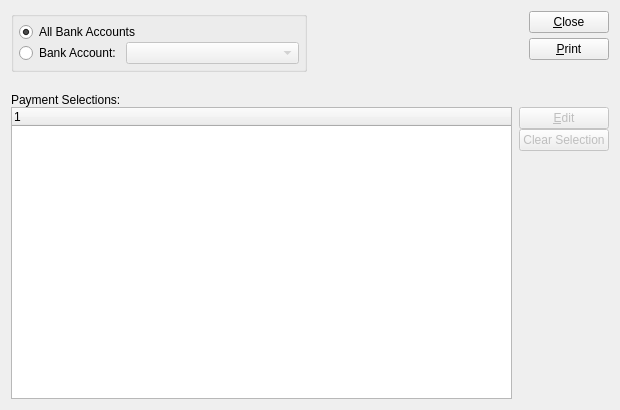
Before: the Qt Designer form guiclient/selectedPayments.ui in Pegasus-RPG/xtuple-client, drawn with Qt 5.
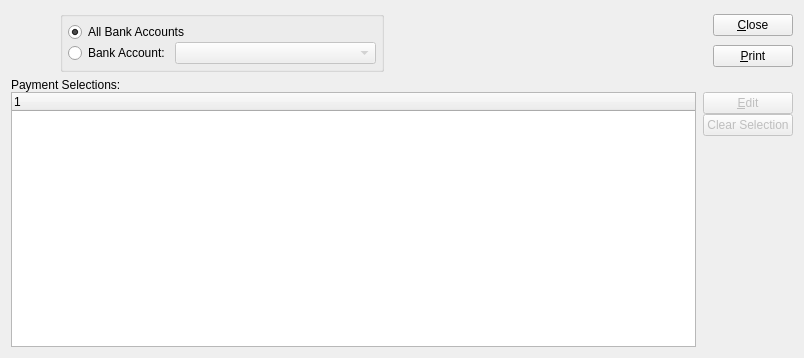
After: the same form once the commit is applied. Custom widgets are drawn as their Qt base class.

Patch:
```diff
--- a/guiclient/selectedPayments.ui
+++ b/guiclient/selectedPayments.ui
@@ -5,27 +5,47 @@
    <rect>
     <x>0</x>
     <y>0</y>
-    <width>620</width>
-    <height>410</height>
+    <width>804</width>
+    <height>358</height>
    </rect>
   </property>
   <property name="windowTitle" >
    <string>List Selected Payments</string>
   </property>
-   <layout class="QVBoxLayout" >
+  <layout class="QVBoxLayout" name="verticalLayout_3" >
     <item>
-     <layout class="QHBoxLayout" >
-      <property name="margin" >
-       <number>0</number>
-      </property>
-      <property name="spacing" >
-       <number>7</number>
+    <layout class="QHBoxLayout" name="horizontalLayout" >
+     <item>
+      <layout class="QVBoxLayout" name="verticalLayout" >
+       <property name="leftMargin" >
+        <number>12</number>
+       </property>
+       <property name="rightMargin" >
+        <number>11</number>
       </property>
       <item>
-       <layout class="QVBoxLayout" >
-        <property name="margin" >
-         <number>0</number>
-        </property>
+        <widget class="VendorGroup" name="_vendorgroup" />
+       </item>
+       <item>
+        <spacer name="verticalSpacer" >
+         <property name="orientation" >
+          <enum>Qt::Vertical</enum>
+         </property>
+         <property name="sizeType" >
+          <enum>QSizePolicy::Preferred</enum>
+         </property>
+         <property name="sizeHint" stdset="0" >
+          <size>
+           <width>20</width>
+           <height>0</height>
+          </size>
+         </property>
+        </spacer>
+       </item>
+      </layout>
+     </item>
+     <item>
+      <layout class="QVBoxLayout" >
         <property name="spacing" >
          <number>0</number>
         </property>
@@ -35,12 +55,12 @@
            <string/>
           </property>
           <layout class="QVBoxLayout" >
-           <property name="margin" >
-            <number>5</number>
-           </property>
            <property name="spacing" >
             <number>0</number>
            </property>
+          <property name="margin" >
+           <number>5</number>
+          </property>
            <item>
             <widget class="QRadioButton" name="_allBankAccounts" >
              <property name="text" >
@@ -53,9 +73,6 @@
            </item>
            <item>
             <layout class="QHBoxLayout" >
-             <property name="margin" >
-              <number>0</number>
-             </property>
              <property name="spacing" >
               <number>5</number>
              </property>
@@ -72,9 +89,7 @@
                 <bool>false</bool>
                </property>
                <property name="sizePolicy" >
-                <sizepolicy>
-                 <hsizetype>7</hsizetype>
-                 <vsizetype>0</vsizetype>
+               <sizepolicy vsizetype="Fixed" hsizetype="Expanding" >
                  <horstretch>0</horstretch>
                  <verstretch>0</verstretch>
                 </sizepolicy>
@@ -97,24 +112,16 @@
           <property name="sizeType" >
            <enum>QSizePolicy::Preferred</enum>
           </property>
-          <property name="sizeHint" >
+         <property name="sizeHint" stdset="0" >
            <size>
             <width>10</width>
-            <height>16</height>
+           <height>0</height>
            </size>
           </property>
          </spacer>
         </item>
        </layout>
       </item>
-      <item>
-       <layout class="QHBoxLayout" >
-        <property name="margin" >
-         <number>0</number>
-        </property>
-        <property name="spacing" >
-         <number>0</number>
-        </property>
         <item>
          <spacer>
           <property name="orientation" >
@@ -123,30 +130,16 @@
           <property name="sizeType" >
            <enum>QSizePolicy::Expanding</enum>
           </property>
-          <property name="sizeHint" >
+       <property name="sizeHint" stdset="0" >
            <size>
-            <width>66</width>
-            <height>16</height>
+         <width>13</width>
+         <height>56</height>
            </size>
           </property>
          </spacer>
         </item>
         <item>
-         <layout class="QVBoxLayout" >
-          <property name="margin" >
-           <number>0</number>
-          </property>
-          <property name="spacing" >
-           <number>0</number>
-          </property>
-          <item>
-           <layout class="QVBoxLayout" >
-            <property name="margin" >
-             <number>0</number>
-            </property>
-            <property name="spacing" >
-             <number>5</number>
-            </property>
+      <layout class="QVBoxLayout" name="verticalLayout_2" >
             <item>
              <widget class="QPushButton" name="_close" >
               <property name="text" >
@@ -167,8 +160,6 @@
               </property>
              </widget>
             </item>
-           </layout>
-          </item>
           <item>
            <spacer>
             <property name="orientation" >
@@ -177,10 +168,10 @@
             <property name="sizeType" >
              <enum>QSizePolicy::Preferred</enum>
             </property>
-            <property name="sizeHint" >
+         <property name="sizeHint" stdset="0" >
              <size>
-              <width>10</width>
-              <height>26</height>
+           <width>74</width>
+           <height>0</height>
              </size>
             </property>
            </spacer>
@@ -189,13 +180,8 @@
         </item>
        </layout>
       </item>
-     </layout>
-    </item>
     <item>
      <layout class="QVBoxLayout" >
-      <property name="margin" >
-       <number>0</number>
-      </property>
       <property name="spacing" >
        <number>0</number>
       </property>
@@ -208,18 +194,13 @@
       </item>
       <item>
        <layout class="QHBoxLayout" >
-        <property name="margin" >
-         <number>0</number>
-        </property>
         <property name="spacing" >
          <number>7</number>
         </property>
         <item>
          <widget class="XTreeWidget" name="_apselect" >
           <property name="sizePolicy" >
-           <sizepolicy>
-            <hsizetype>7</hsizetype>
-            <vsizetype>7</vsizetype>
+          <sizepolicy vsizetype="Expanding" hsizetype="Expanding" >
             <horstretch>0</horstretch>
             <verstretch>0</verstretch>
            </sizepolicy>
@@ -228,17 +209,11 @@
         </item>
         <item>
          <layout class="QVBoxLayout" >
-          <property name="margin" >
-           <number>0</number>
-          </property>
           <property name="spacing" >
            <number>0</number>
           </property>
           <item>
            <layout class="QVBoxLayout" >
-            <property name="margin" >
-             <number>0</number>
-            </property>
             <property name="spacing" >
              <number>0</number>
             </property>
@@ -275,10 +250,7 @@
             <property name="orientation" >
              <enum>Qt::Vertical</enum>
             </property>
-            <property name="sizeType" >
-             <enum>QSizePolicy::Expanding</enum>
-            </property>
-            <property name="sizeHint" >
+           <property name="sizeHint" stdset="0" >
              <size>
               <width>20</width>
               <height>248</height>
@@ -298,15 +270,20 @@
  <pixmapfunction>qPixmapFromMimeSource</pixmapfunction>
  <customwidgets>
   <customwidget>
-   <class>XTreeWidget</class>
-   <extends>QTreeWidget</extends>
-   <header>xtreewidget.h</header>
+   <class>VendorGroup</class>
+   <extends>QWidget</extends>
+   <header>vendorgroup.h</header>
   </customwidget>
   <customwidget>
    <class>XComboBox</class>
    <extends>QComboBox</extends>
    <header>xcombobox.h</header>
   </customwidget>
+  <customwidget>
+   <class>XTreeWidget</class>
+   <extends>QTreeWidget</extends>
+   <header>xtreewidget.h</header>
+  </customwidget>
  </customwidgets>
  <tabstops>
   <tabstop>_allBankAccounts</tabstop>
```
Left out of the diff: 1 changed line with no effect on the pictures. Lines whose indentation alone changed are shown as unchanged.
